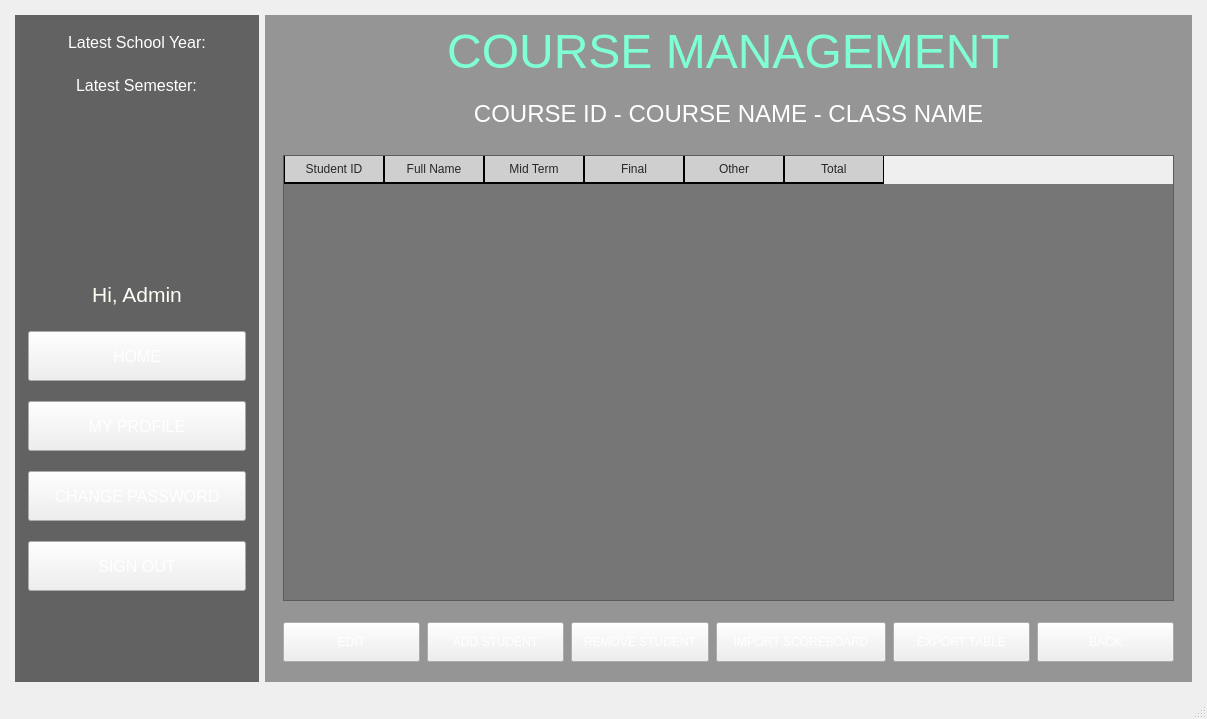
BuhDuy256/Student-Management-GROUP6-KTLT-23CLC03, file StudentManagementSystem/mainwindow.ui: the form before one commit.
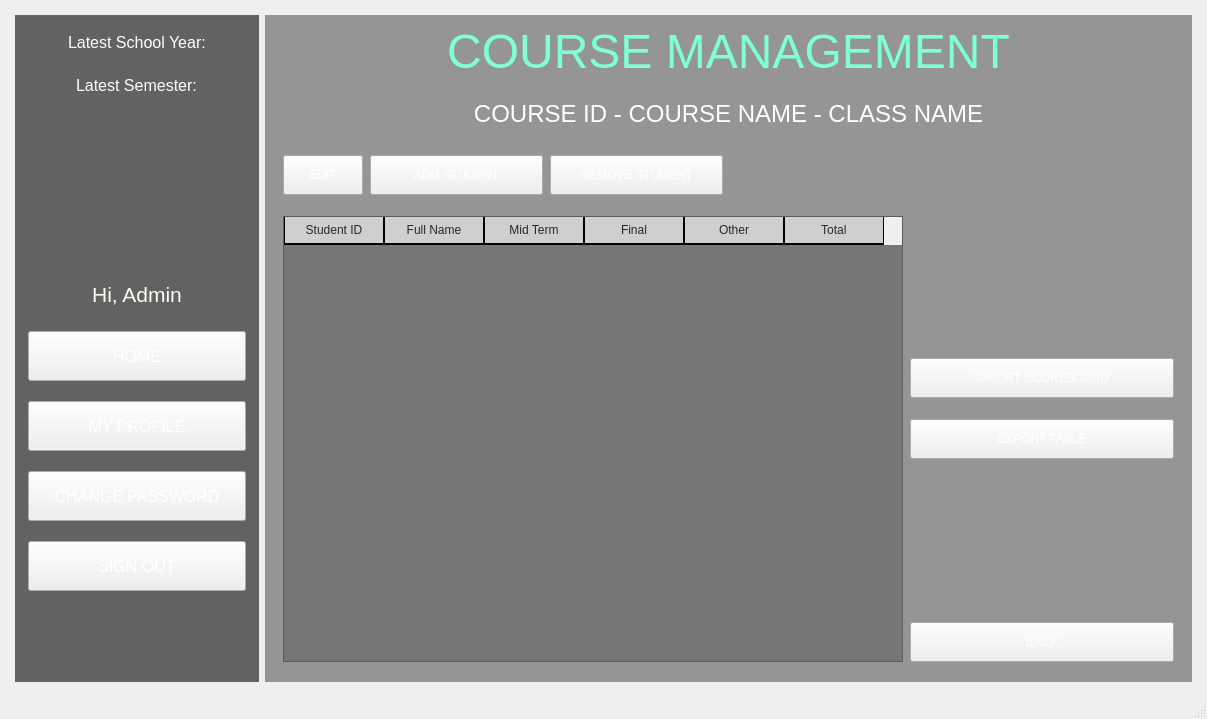
The form after the commit. The open tabs and pages were chosen to show the change. Icons and pictures are not drawn.

Diff of the .ui file:
```diff
--- a/StudentManagementSystem/mainwindow.ui
+++ b/StudentManagementSystem/mainwindow.ui
@@ -16,6 +16,12 @@
     <verstretch>0</verstretch>
    </sizepolicy>
   </property>
+  <property name="minimumSize">
+   <size>
+    <width>600</width>
+    <height>0</height>
+   </size>
+  </property>
   <property name="windowTitle">
    <string>MainWindow</string>
   </property>
@@ -5513,7 +5519,7 @@
                </layout>
               </widget>
               <widget class="QWidget" name="page_4">
-               <layout class="QGridLayout" name="gridLayout_19" columnstretch="1,1,1,1,1,1">
+               <layout class="QGridLayout" name="gridLayout_19" columnstretch="1,0,0,0,0,0">
                 <property name="bottomMargin">
                  <number>11</number>
                 </property>
@@ -5523,7 +5529,158 @@
                 <property name="verticalSpacing">
                  <number>21</number>
                 </property>
-                <item row="1" column="0" colspan="6">
+                <item row="1" column="0">
+                 <widget class="QPushButton" name="button_edit_2">
+                  <property name="minimumSize">
+                   <size>
+                    <width>0</width>
+                    <height>40</height>
+                   </size>
+                  </property>
+                  <property name="maximumSize">
+                   <size>
+                    <width>80</width>
+                    <height>16777215</height>
+                   </size>
+                  </property>
+                  <property name="text">
+                   <string>EDIT</string>
+                  </property>
+                  <property name="icon">
+                   <iconset resource="resourses.qrc">
+                    <normaloff>:/background/Edit.png</normaloff>:/background/Edit.png</iconset>
+                  </property>
+                  <property name="iconSize">
+                   <size>
+                    <width>25</width>
+                    <height>25</height>
+                   </size>
+                  </property>
+                 </widget>
+                </item>
+                <item row="0" column="0" colspan="6">
+                 <widget class="QLabel" name="lb_scoreBoard">
+                  <property name="maximumSize">
+                   <size>
+                    <width>16777215</width>
+                    <height>40</height>
+                   </size>
+                  </property>
+                  <property name="font">
+                   <font>
+                    <pointsize>18</pointsize>
+                   </font>
+                  </property>
+                  <property name="styleSheet">
+                   <string notr="true">color:white;</string>
+                  </property>
+                  <property name="text">
+                   <string>COURSE ID - COURSE NAME - CLASS NAME</string>
+                  </property>
+                  <property name="scaledContents">
+                   <bool>true</bool>
+                  </property>
+                  <property name="alignment">
+                   <set>Qt::AlignCenter</set>
+                  </property>
+                  <property name="wordWrap">
+                   <bool>true</bool>
+                  </property>
+                 </widget>
+                </item>
+                <item row="1" column="2">
+                 <widget class="QPushButton" name="button_removeStudent">
+                  <property name="minimumSize">
+                   <size>
+                    <width>0</width>
+                    <height>40</height>
+                   </size>
+                  </property>
+                  <property name="text">
+                   <string>REMOVE STUDENT</string>
+                  </property>
+                  <property name="icon">
+                   <iconset resource="resourses.qrc">
+                    <normaloff>:/background/RemoveStudent.png</normaloff>:/background/RemoveStudent.png</iconset>
+                  </property>
+                  <property name="iconSize">
+                   <size>
+                    <width>25</width>
+                    <height>25</height>
+                   </size>
+                  </property>
+                 </widget>
+                </item>
+                <item row="1" column="1">
+                 <widget class="QPushButton" name="button_addStudent_2">
+                  <property name="minimumSize">
+                   <size>
+                    <width>0</width>
+                    <height>40</height>
+                   </size>
+                  </property>
+                  <property name="text">
+                   <string>ADD STUDENT</string>
+                  </property>
+                  <property name="icon">
+                   <iconset resource="resourses.qrc">
+                    <normaloff>:/background/addNewStudent.png</normaloff>:/background/addNewStudent.png</iconset>
+                  </property>
+                  <property name="iconSize">
+                   <size>
+                    <width>42</width>
+                    <height>40</height>
+                   </size>
+                  </property>
+                 </widget>
+                </item>
+                <item row="3" column="4" colspan="2">
+                 <widget class="QPushButton" name="button_importScoreBoard">
+                  <property name="minimumSize">
+                   <size>
+                    <width>170</width>
+                    <height>40</height>
+                   </size>
+                  </property>
+                  <property name="text">
+                   <string>IMPORT SCOREBOARD</string>
+                  </property>
+                  <property name="icon">
+                   <iconset resource="resourses.qrc">
+                    <normaloff>:/background/import.png</normaloff>:/background/import.png</iconset>
+                  </property>
+                  <property name="iconSize">
+                   <size>
+                    <width>25</width>
+                    <height>25</height>
+                   </size>
+                  </property>
+                 </widget>
+                </item>
+                <item row="4" column="4" colspan="2">
+                 <widget class="QPushButton" name="button_exportTable">
+                  <property name="minimumSize">
+                   <size>
+                    <width>0</width>
+                    <height>40</height>
+                   </size>
+                  </property>
+                  <property name="text">
+                   <string>EXPORT TABLE</string>
+                  </property>
+                  <property name="icon">
+                   <iconset resource="resourses.qrc">
+                    <normaloff>:/background/export</normaloff>:/background/export</iconset>
+                  </property>
+                  <property name="iconSize">
+                   <size>
+                    <width>25</width>
+                    <height>25</height>
+                   </size>
+                  </property>
+                 </widget>
+                </item>
+                <item row="2" column="0" rowspan="5" colspan="4">
                  <widget class="QTableWidget" name="table_student_2">
                   <property name="sizePolicy">
                    <sizepolicy hsizetype="Minimum" vsizetype="Minimum">
@@ -5531,6 +5688,18 @@
                     <verstretch>0</verstretch>
                    </sizepolicy>
                   </property>
+                  <property name="minimumSize">
+                   <size>
+                    <width>620</width>
+                    <height>0</height>
+                   </size>
+                  </property>
+                  <property name="maximumSize">
+                   <size>
+                    <width>620</width>
+                    <height>16777215</height>
+                   </size>
+                  </property>
                   <property name="styleSheet">
                    <string notr="true">QTableWidget::item {
 	background-color: rgba(118, 118, 118,200);
@@ -5665,46 +5834,7 @@
                   </column>
                  </widget>
                 </item>
-                <item row="2" column="0">
-                 <widget class="QPushButton" name="button_edit_2">
-                  <property name="minimumSize">
-                   <size>
-                    <width>0</width>
-                    <height>40</height>
-                   </size>
-                  </property>
-                  <property name="text">
-                   <string>EDIT</string>
-                  </property>
-                 </widget>
-                </item>
-                <item row="2" column="1">
-                 <widget class="QPushButton" name="button_addStudent_2">
-                  <property name="minimumSize">
-                   <size>
-                    <width>0</width>
-                    <height>40</height>
-                   </size>
-                  </property>
-                  <property name="text">
-                   <string>ADD STUDENT</string>
-                  </property>
-                 </widget>
-                </item>
-                <item row="2" column="2">
-                 <widget class="QPushButton" name="button_removeStudent">
-                  <property name="minimumSize">
-                   <size>
-                    <width>0</width>
-                    <height>40</height>
-                   </size>
-                  </property>
-                  <property name="text">
-                   <string>REMOVE STUDENT</string>
-                  </property>
-                 </widget>
-                </item>
-                <item row="2" column="5">
+                <item row="6" column="4" colspan="2">
                  <widget class="QPushButton" name="button_coursesList">
                   <property name="minimumSize">
                    <size>
@@ -5720,62 +5850,6 @@
                   </property>
                  </widget>
                 </item>
-                <item row="2" column="3">
-                 <widget class="QPushButton" name="button_importScoreBoard">
-                  <property name="minimumSize">
-                   <size>
-                    <width>170</width>
-                    <height>40</height>
-                   </size>
-                  </property>
-                  <property name="text">
-                   <string>IMPORT SCOREBOARD</string>
-                  </property>
-                 </widget>
-                </item>
-                <item row="2" column="4">
-                 <widget class="QPushButton" name="button_exportTable">
-                  <property name="minimumSize">
-                   <size>
-                    <width>0</width>
-                    <height>40</height>
-                   </size>
-                  </property>
-                  <property name="text">
-                   <string>EXPORT TABLE</string>
-                  </property>
-                 </widget>
-                </item>
-                <item row="0" column="0" colspan="6">
-                 <widget class="QLabel" name="lb_scoreBoard">
-                  <property name="maximumSize">
-                   <size>
-                    <width>16777215</width>
-                    <height>40</height>
-                   </size>
-                  </property>
-                  <property name="font">
-                   <font>
-                    <pointsize>18</pointsize>
-                   </font>
-                  </property>
-                  <property name="styleSheet">
-                   <string notr="true">color:white;</string>
-                  </property>
-                  <property name="text">
-                   <string>COURSE ID - COURSE NAME - CLASS NAME</string>
-                  </property>
-                  <property name="scaledContents">
-                   <bool>true</bool>
-                  </property>
-                  <property name="alignment">
-                   <set>Qt::AlignCenter</set>
-                  </property>
-                  <property name="wordWrap">
-                   <bool>true</bool>
-                  </property>
-                 </widget>
-                </item>
                </layout>
               </widget>
               <widget class="QWidget" name="page_5">
```
Left out of the diff: 1220 changed lines with no effect on the pictures.
